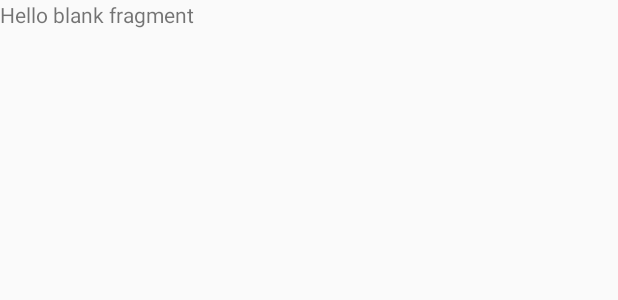
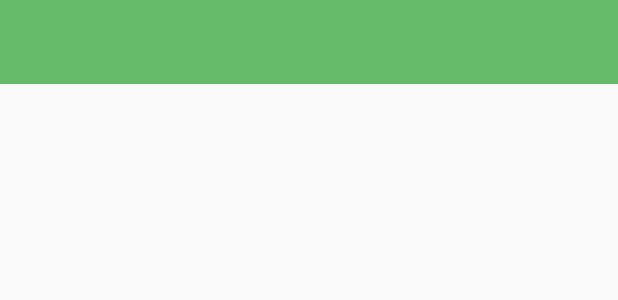
Before and after one commit to sanbrigh/Silchaifriend, an Android app: the layout fragment_main.xml on its own in the app's theme, with its tools: preview values and no code run, on a phone screen of 412 x 824 dp. Shown: the top 300 px of the screen. Run offline under Robolectric (Android 15) with nearby library versions, the phone set to English and light mode, and no system bars.

Commit message:
Toolbar success

```diff
--- a/app/build.gradle
+++ b/app/build.gradle
@@ -5,7 +5,7 @@ android {
     defaultConfig {
         applicationId "jun.silchai.app.silchaifriend"
         minSdkVersion 15
-        targetSdkVersion 28
+        targetSdkVersion 27
         versionCode 1
         versionName "1.0"
         testInstrumentationRunner "android.support.test.runner.AndroidJUnitRunner"
@@ -21,9 +21,9 @@ android {
 
 dependencies {
     implementation fileTree(include: ['*.jar'], dir: 'libs')
-    implementation 'com.android.support:appcompat-v7:28.+'
+    implementation 'com.android.support:appcompat-v7:27.0.0'
     implementation 'com.android.support.constraint:constraint-layout:1.0.2'
-    implementation 'com.android.support:support-v4:28.+'
+    implementation 'com.android.support:support-v4:27.+'
     testImplementation 'junit:junit:4.12'
     androidTestImplementation 'com.android.support.test:runner:0.5'
     androidTestImplementation 'com.android.support.test.espresso:espresso-core:3.0.2'
--- a/app/src/main/res/layout/fragment_main.xml
+++ b/app/src/main/res/layout/fragment_main.xml
@@ -1,14 +1,18 @@
 <?xml version="1.0" encoding="utf-8"?>
-<FrameLayout xmlns:android="http://schemas.android.com/apk/res/android"
+<LinearLayout xmlns:android="http://schemas.android.com/apk/res/android"
+    android:orientation="vertical"
     xmlns:tools="http://schemas.android.com/tools"
     android:layout_width="match_parent"
     android:layout_height="match_parent"
     tools:context=".MainFragment">
 
-    <!-- TODO: Update blank fragment layout -->
-    <TextView
+    <!--toolbar-->
+    <android.support.v7.widget.Toolbar
+        android:theme="@style/ThemeOverlay.AppCompat.Dark.ActionBar"
+        android:background="@color/colorPrimary"
         android:layout_width="match_parent"
-        android:layout_height="match_parent"
-        android:text="@string/hello_blank_fragment" />
+        android:layout_height="?attr/actionBarSize"/>
 
-</FrameLayout>
+    <!--content-->
+
+</LinearLayout>
--- a/app/src/main/res/values/colors.xml
+++ b/app/src/main/res/values/colors.xml
@@ -1,6 +1,6 @@
 <?xml version="1.0" encoding="utf-8"?>
 <resources>
-    <color name="colorPrimary">#3F51B5</color>
-    <color name="colorPrimaryDark">#303F9F</color>
-    <color name="colorAccent">#FF4081</color>
+    <color name="colorPrimary">#66bb6a</color>
+    <color name="colorPrimaryDark">#338a3e</color>
+    <color name="colorAccent">#98ee99</color>
 </resources>
--- a/app/src/main/res/values/styles.xml
+++ b/app/src/main/res/values/styles.xml
@@ -1,7 +1,7 @@
 <resources>
 
     <!-- Base application theme. -->
-    <style name="AppTheme" parent="Theme.AppCompat.Light.DarkActionBar">
+    <style name="AppTheme" parent="Theme.AppCompat.Light.NoActionBar">
         <!-- Customize your theme here. -->
         <item name="colorPrimary">@color/colorPrimary</item>
         <item name="colorPrimaryDark">@color/colorPrimaryDark</item>
```
